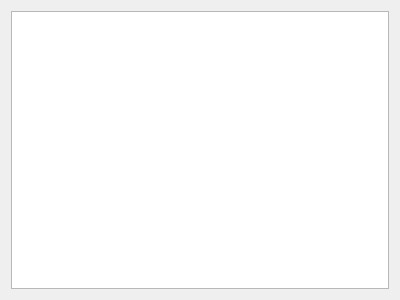
First picture: the form in Average_Water_View/average_water_view.ui, repository ricorx7/PyAutoWaves, before the edit.
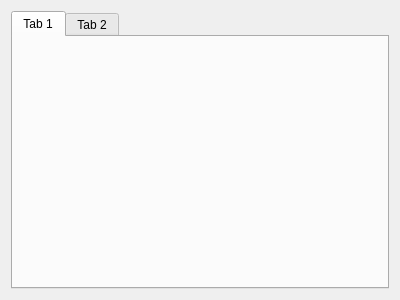
Second picture: the form after the edit.

Commit message: Added Average Water Column

What changed in the file:
```diff
--- a/Average_Water_View/average_water_view.ui
+++ b/Average_Water_View/average_water_view.ui
@@ -15,7 +15,18 @@
   </property>
   <layout class="QHBoxLayout" name="horizontalLayout">
    <item>
-    <widget class="QTableWidget" name="tableWidget"/>
+    <widget class="QTabWidget" name="tabWidget">
+     <widget class="QWidget" name="tab">
+      <attribute name="title">
+       <string>Tab 1</string>
+      </attribute>
+     </widget>
+     <widget class="QWidget" name="tab_2">
+      <attribute name="title">
+       <string>Tab 2</string>
+      </attribute>
+     </widget>
+    </widget>
    </item>
   </layout>
  </widget>
```
The commit also changes 2 other files.
